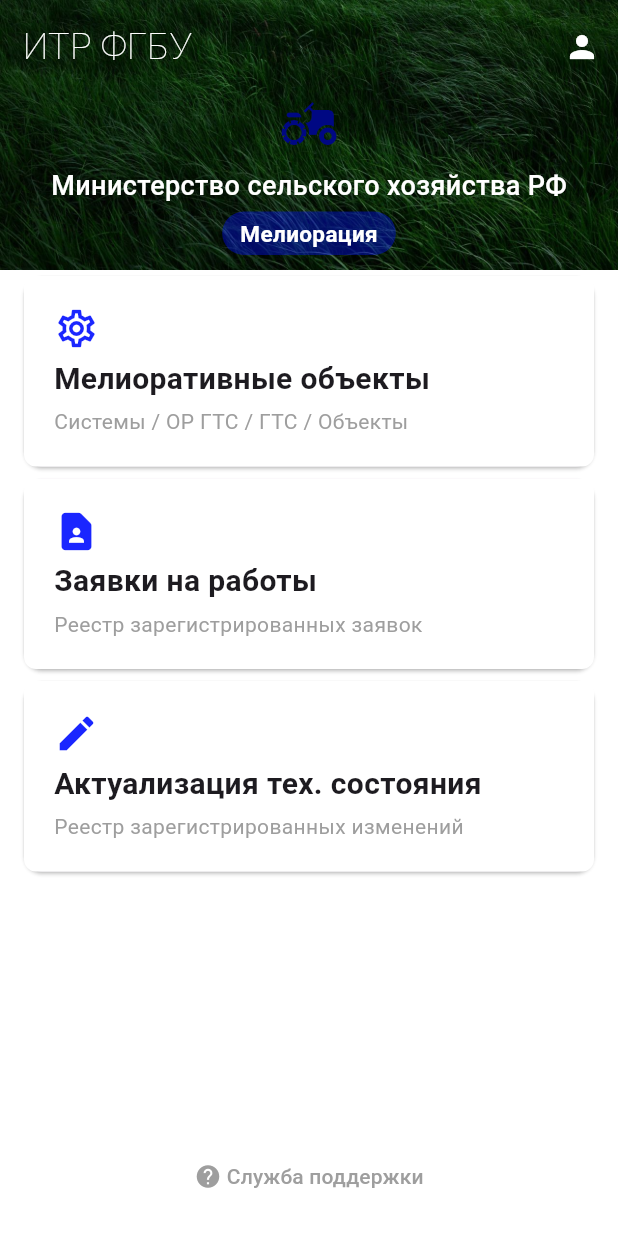
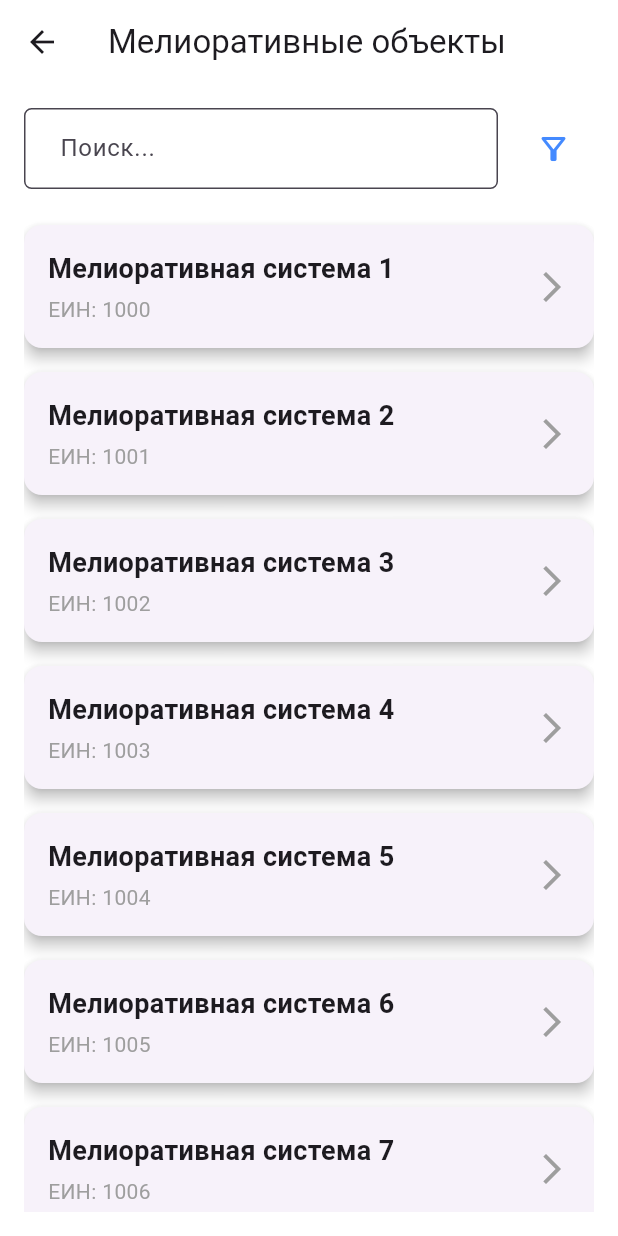
Before and after one commit to NikitaOomory/mobile_melioration, a Flutter app: the screen it shows after launch, after a tap on "Мелиоративные объекты", on a phone screen of 412 x 824 dp. Run offline on Flutter 3.47's test engine with Material 3 defaults, Android fonts, the phone set to English and light mode, and no system bars.

Commit message:
Рефакторинг файловой архитектуры. Рефакториг кода. Добавление View. Передача аргументов сквозь экраны.

```diff
--- /dev/null
+++ b/lib/Features/MainScreen/View/main_screen_scaffold.dart
@@ -0,0 +1,70 @@
+import 'package:flutter/material.dart';
+
+import '../Widgets/app_bar_main_screen.dart';
+import '../Widgets/card_main_fun.dart';
+
+
+class MainScreenScaffold extends StatefulWidget{
+  const MainScreenScaffold({super.key});
+
+  @override
+  State<StatefulWidget> createState() => _MainScreenScaffold();
+}
+
+class _MainScreenScaffold extends State<MainScreenScaffold>{
+
+  List<FunObject> arrayFunction = [
+    FunObject(Icons.settings_outlined, 'Мелиоративные объекты', 'Системы / ОР ГТС / ГТС / Объекты', '/list_melioration_systems'),
+    FunObject(Icons.contact_page_rounded, 'Заявки на работы', 'Реестр зарегистрированных заявок', '/'),
+    FunObject(Icons.edit, 'Актуализация тех. состояния', 'Реестр зарегистрированных изменений', '/'),
+
+  ];
+
+  @override
+  Widget build(BuildContext context) {
+    return Scaffold(
+      appBar: const AppBarMainScreen(),
+      body: ListView.builder(
+        itemCount: arrayFunction.length,
+        itemBuilder: (context, i){
+          FunObject index = arrayFunction[i];
+          return CardMainFun(icon: index.icon, title: index.title, description: index.description, onTap: (){
+            Navigator.of(context).pushNamed(index.pageURL);
+          });
+        }
+      ),
+        bottomNavigationBar: BottomAppBar(
+          shape: const CircularNotchedRectangle(),
+          color: Colors.transparent,
+          child: TextButton(onPressed: (){
+            Navigator.of(context).pushNamed('/support');
+          },
+          style: ButtonStyle(
+            backgroundColor: WidgetStateProperty.resolveWith<Color?>(
+                  (Set<WidgetState> states) {
+                if (states.contains(WidgetState.pressed)) {
+                  return const Color.fromARGB(29, 120, 120, 120); // Цвет фона при нажатии
+                }
+                return null; // Цвет фона по умолчанию (или null для прозрачного фона)
+              },
+            ),
+          ), child: const Row(
+            mainAxisSize: MainAxisSize.min,
+            children: [
+            Icon(Icons.help, color: Colors.grey,),
+            Text(' Служба поддержки', style: TextStyle(color: Colors.grey),)
+            ],),
+        ),
+      ),
+    );
+  }
+}
+
+class FunObject{
+  IconData icon;
+  String title;
+  String description;
+  String pageURL;
+
+  FunObject(this.icon, this.title, this.description, this.pageURL);
+}
--- a/lib/MainScreen/Widgets/app_bar_main_screen.dart
+++ b/lib/Features/MainScreen/Widgets/app_bar_main_screen.dart
@@ -1,7 +1,7 @@
 import 'package:flutter/material.dart';
 
-class CustomAppBar extends StatelessWidget implements PreferredSizeWidget {
-  const CustomAppBar({super.key});
+class AppBarMainScreen extends StatelessWidget implements PreferredSizeWidget {
+  const AppBarMainScreen({super.key});
 
   @override
   Widget build(BuildContext context) {
@@ -34,12 +34,13 @@ class CustomAppBar extends StatelessWidget implements PreferredSizeWidget {
                 ),
               ],),
             const SizedBox(height: 8),
-            const Icon(Icons.agriculture, size: 40, color: Color.fromARGB(255, 0, 8, 131),), // Иконка
+            const Icon(Icons.agriculture, size: 40, color: Color.fromARGB(
+                255, 255, 134, 0),), // Иконка
             const SizedBox(height: 8), //
             const Text('Министерство сельского хозяйства РФ', style: TextStyle(
                 color: Colors.white,
                 fontSize: 18,
-                fontWeight: FontWeight.w500,
+                fontWeight: FontWeight.w200,
               ),
             ),
            const SizedBox(height: 4),
--- a/lib/MainScreen/Widgets/card_main_fun.dart
+++ b/lib/Features/MainScreen/Widgets/card_main_fun.dart
@@ -6,7 +6,7 @@ class CardMainFun extends StatelessWidget {
   final String description;
   final Function onTap;
 
-  CardMainFun({
+  const CardMainFun({super.key,
     required this.icon,
     required this.title,
     required this.description,
@@ -17,17 +17,16 @@ class CardMainFun extends StatelessWidget {
     return GestureDetector(
       onTap: () => onTap(),
       child: Card(
-        margin: EdgeInsets.symmetric(horizontal: 16, vertical: 4  ),
+        margin: const EdgeInsets.symmetric(horizontal: 16, vertical: 8  ),
         child: Container(
           decoration: BoxDecoration(color: Colors.white, borderRadius: BorderRadius.circular(8),),
-          padding: EdgeInsets.all(20),
+          padding: const EdgeInsets.all(20),
           child:Column(children: [
-            Row(children: [Icon(icon, size: 30, color: const Color.fromARGB(
-                229, 0, 13, 255),),],),
-            SizedBox(height: 4),
-            Row(children: [Text(title, style: TextStyle(fontSize: 20, fontWeight: FontWeight.bold),),],),
-            SizedBox(height: 4),
-            Row(children: [Text(description, style: TextStyle(color: Colors.grey),),],),
+            Row(children: [Icon(icon, size: 30, color: const Color.fromARGB(229, 0, 13, 255),),],),
+            const SizedBox(height: 4),
+            Row(children: [Text(title, style: const TextStyle(fontSize: 20, fontWeight: FontWeight.bold),),],),
+            const SizedBox(height: 4),
+            Row(children: [Text(description, style: const TextStyle(color: Colors.grey),),],),
           ],),
         ),
       ),
--- /dev/null
+++ b/lib/Features/MeliorationObjects/View/list_melioration_objects_screen_scaffold.dart
@@ -0,0 +1,102 @@
+import 'package:flutter/material.dart';
+
+class ListMeliorationObjectsScreenScaffold extends StatelessWidget {
+  const ListMeliorationObjectsScreenScaffold({super.key});
+
+  @override
+  Widget build(BuildContext context) {
+    return Scaffold(
+      appBar: AppBar(title: const Text('Мелиоративные объекты'), backgroundColor: Colors.white,),
+      body: Padding(
+        padding: const EdgeInsets.all(16.0),
+        child: Column(
+          children: [
+            Padding(
+              padding: const EdgeInsets.all(0.0),
+              child: Row(
+                children: [
+                  Expanded(
+                    child: TextField(
+                      decoration: InputDecoration(
+                        hintText: 'Поиск...',
+                        border: OutlineInputBorder(
+                          borderRadius: BorderRadius.circular(5.0),
+                          borderSide: const BorderSide(color: Colors.blueAccent),
+                        ),
+                        filled: true,
+                        fillColor: Colors.white,
+                        contentPadding: const EdgeInsets.symmetric(vertical: 15.0, horizontal: 20.0),
+                      ),
+                    ),
+                  ),
+                  const SizedBox(width: 10),
+                  IconButton(
+                    icon: const Icon(Icons.filter_alt_outlined),
+                    color: Colors.blueAccent,
+                    onPressed: () {
+                    },
+                    padding: const EdgeInsets.all(15.0),
+                    constraints: const BoxConstraints(),
+                  ),
+                ],),
+            ),
+            const SizedBox(height: 16),
+            Expanded(
+              child: ListView.builder(
+                itemCount: 30,
+                itemBuilder: (context, index) => CardMelioObjects(
+                    title: 'Мелиоративная система ${index + 1}',
+                    ein: 'ЕИН: ${1000 + index}',
+                    onTap: () {
+                      Navigator.of(context).pushNamed('/list_object_in_melio', arguments: '${index + 1}');
+                    },
+                  )
+              ),
+            ),
+          ],),
+      ),
+    );
+  }
+}
+
+class CardMelioObjects extends StatelessWidget {
+  final String title;
+  final String ein;
+  final VoidCallback onTap;
+
+  const CardMelioObjects({super.key, required this.title, required this.ein, required this.onTap});
+
+  @override
+  Widget build(BuildContext context) {
+    return GestureDetector(
+      onTap: onTap,
+      child: Card(
+        elevation: 4,
+        margin: const EdgeInsets.symmetric(vertical: 8),
+        child: Padding(
+          padding: const EdgeInsets.all(16.0),
+          child: Row(
+            mainAxisAlignment: MainAxisAlignment.spaceBetween,
+            children: [
+              Expanded(
+                child: Column(
+                  crossAxisAlignment: CrossAxisAlignment.start,
+                  children: [
+                    Text(
+                      title,
+                      style: const TextStyle(fontSize: 18, fontWeight: FontWeight.bold),
+                    ),
+                    const SizedBox(height: 4),
+                    Text(
+                      ein,
+                      style: const TextStyle(fontSize: 14, color: Colors.grey),
+                    ),
+                  ],),
+              ),
+              const Icon(Icons.arrow_forward_ios, color: Colors.grey),
+            ],),
+        ),
+      ),
+    );
+  }
+}
--- /dev/null
+++ b/lib/Features/MeliorationObjects/View/list_objects_in_melio_screen_scaffold.dart
@@ -0,0 +1,42 @@
+import 'dart:developer';
+
+import 'package:flutter/material.dart';
+
+class ListObjectsInMelioScreenScaffold extends StatefulWidget{
+  const ListObjectsInMelioScreenScaffold({super.key});
+
+  @override
+  State<StatefulWidget> createState() => _ListObjectsInMelioScreenScaffold();
+}
+
+class _ListObjectsInMelioScreenScaffold extends State<ListObjectsInMelioScreenScaffold>{
+
+  String? _name;
+
+  @override
+  void didChangeDependencies() {
+    final args = ModalRoute.of(context)?.settings.arguments;
+    if(args == null){
+      log('You must provide args');
+      return;
+    }
+    if(args is! String){
+      log('You must provide String args');
+      return;
+    }
+    _name = args;
+    setState(() {
+
+    });
+    super.didChangeDependencies();
+  }
+
+  @override
+  Widget build(BuildContext context) {
+    return Scaffold(
+      appBar: AppBar(),
+      body: Center(child: Text('Мелиоративная система $_name' ?? '...', style: TextStyle(fontSize: 20, color: Colors.red),),),
+    );
+  }
+
+}
--- /dev/null
+++ b/lib/Features/Support/View/support_screen_scaffold.dart
@@ -0,0 +1,16 @@
+import 'package:flutter/material.dart';
+
+class SupportScreenScaffold extends StatelessWidget{
+  const SupportScreenScaffold({super.key});
+
+  @override
+  Widget build(BuildContext context) {
+    return Scaffold(
+      appBar: AppBar(),
+      body: Center(
+        child: Text('Поддержка'),
+      ),
+    );
+  }
+
+}
--- a/lib/MainScreen/View/scaffold_main_screen.dart
+++ /dev/null
@@ -1,64 +0,0 @@
-import 'package:flutter/material.dart';
-import 'package:mobile_melioration/MainScreen/Widgets/app_bar_main_screen.dart';
-import 'package:mobile_melioration/MainScreen/Widgets/card_main_fun.dart';
-
-class MainScreenScaffold extends StatefulWidget{
-  const MainScreenScaffold({super.key});
-
-  @override
-  State<StatefulWidget> createState() => _MainScreenScaffold();
-}
-
-class _MainScreenScaffold extends State<MainScreenScaffold>{
-
-  List<FunObject> arrayFunction = [
-    FunObject(Icons.settings_outlined, 'Мелиоративные объекты', 'Системы / ОР ГТС / ГТС / Объекты', 'url'),
-    FunObject(Icons.contact_page_rounded, 'Заявки на работы', 'Реестр зарегистрированных заявок', 'url'),
-    FunObject(Icons.edit, 'Актуализация тех. состояния', 'Реестр зарегистрированных изменений', 'url'),
-
-  ];
-
-  @override
-  Widget build(BuildContext context) {
-    return Scaffold(
-      appBar: const CustomAppBar(),
-      body: ListView.builder(
-        itemCount: arrayFunction.length,
-        itemBuilder: (context, i){
-          FunObject index = arrayFunction[i];
-          return CardMainFun(icon: index.icon, title: index.title, description: index.description, onTap: (){});
-        }
-      ),
-        bottomNavigationBar: BottomAppBar(
-          shape: CircularNotchedRectangle(),
-          color: Colors.transparent,
-          child: TextButton(onPressed: (){}, child: const Row(
-            mainAxisSize: MainAxisSize.min,
-            children: [
-            Icon(Icons.help, color: Colors.grey,),
-            Text(' Служба поддержки', style: TextStyle(color: Colors.grey),)
-            ],),
-          style: ButtonStyle(
-            backgroundColor: MaterialStateProperty.resolveWith<Color?>(
-                  (Set<MaterialState> states) {
-                if (states.contains(MaterialState.pressed)) {
-                  return const Color.fromARGB(29, 120, 120, 120); // Цвет фона при нажатии
-                }
-                return null; // Цвет фона по умолчанию (или null для прозрачного фона)
-              },
-            ),
-          ),
-        ),
-      ),
-    );
-  }
-}
-
-class FunObject{
-  IconData icon;
-  String title;
-  String description;
-  String pageURL;
-
-  FunObject(this.icon, this.title, this.description, this.pageURL);
-}
--- /dev/null
+++ b/lib/Router/routes.dart
@@ -0,0 +1,11 @@
+import '../Features/MainScreen/View/main_screen_scaffold.dart';
+import '../Features/MeliorationObjects/View/list_melioration_objects_screen_scaffold.dart';
+import '../Features/MeliorationObjects/View/list_objects_in_melio_screen_scaffold.dart';
+import '../Features/Support/View/support_screen_scaffold.dart';
+
+final routes = {
+'/' : (context) => const MainScreenScaffold(),
+'/support' : (context) => const SupportScreenScaffold(),
+'/list_melioration_systems' : (context) => const ListMeliorationObjectsScreenScaffold(),
+'/list_object_in_melio' : (context) => const ListObjectsInMelioScreenScaffold(),
+};
--- a/lib/main.dart
+++ b/lib/main.dart
@@ -1,24 +1,24 @@
 import 'package:flutter/material.dart';
-import 'package:mobile_melioration/MainScreen/View/scaffold_main_screen.dart';
+
+import 'Router/routes.dart';
 
 void main() {
-  runApp(const MyApp());
+  runApp(const MobileMelioration());
 }
 
-class MyApp extends StatelessWidget {
-  const MyApp({super.key});
+class MobileMelioration extends StatelessWidget {
+  const MobileMelioration({super.key});
 
-  // This widget is the root of your application.
   @override
   Widget build(BuildContext context) {
     return MaterialApp(
       debugShowCheckedModeBanner: false,
       theme: ThemeData(
-        floatingActionButtonTheme: const FloatingActionButtonThemeData(backgroundColor: Colors.pink),
+        floatingActionButtonTheme: const FloatingActionButtonThemeData(backgroundColor: Color.fromARGB(229, 0, 13, 255)),
         scaffoldBackgroundColor: Colors.white,
       ),
       darkTheme: ThemeData(),
-      home: const MainScreenScaffold(),
+      routes: routes,
     );
   }
 }
```
Also changed, not shown: 1 other file.
